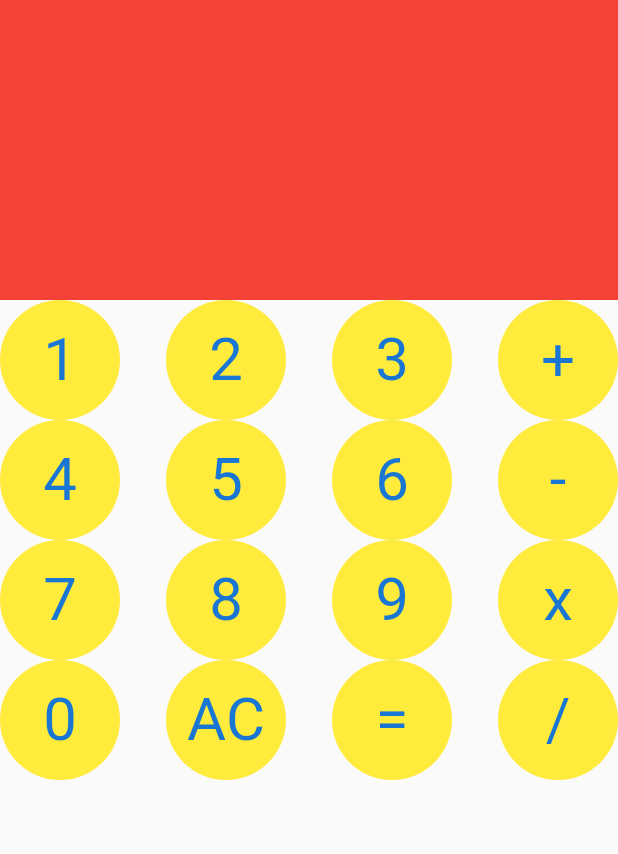
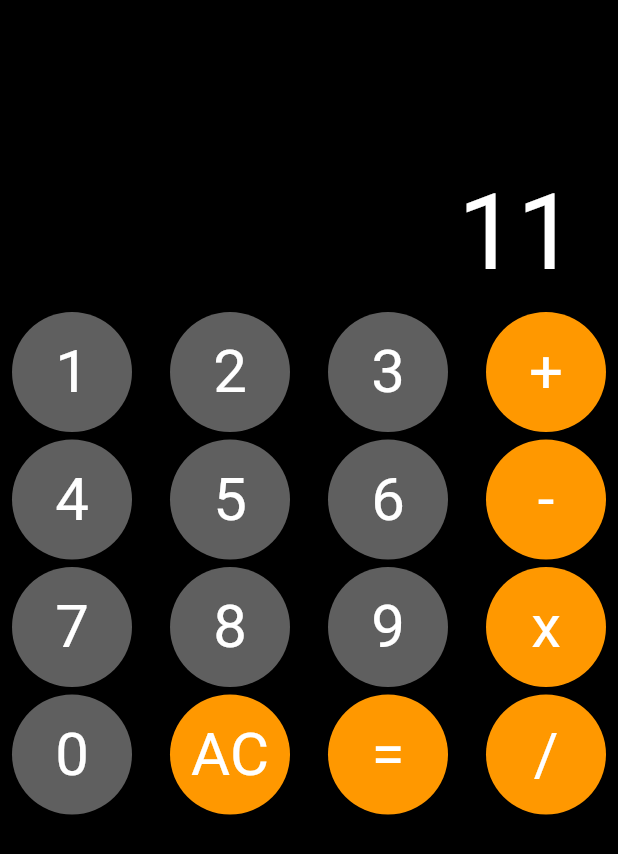
Before and after one commit to RenanMouraDaSilvaBarros/calculateFlutter, a Flutter app: the screen it shows after launch, on a phone screen of 412 x 824 dp. Shown: the top 854 px of the screen. Run offline on Flutter 3.47's test engine with Material 2 defaults, Android fonts, the phone set to English and light mode, and no system bars; missing offline and left inert: dart:ffi.

Commit message:
finish layout

```diff
--- a/lib/componets/digit_button.dart
+++ b/lib/componets/digit_button.dart
@@ -16,8 +16,9 @@ class DigitButton extends StatelessWidget {
       },
       child: CircleAvatar(
         backgroundColor: color,
+
         radius: 40,
-        child: Text(number, style: TextStyle(fontSize: 40)),
+        child: Text(number, style: TextStyle(fontSize: 40, color: Colors.white)),
       ),
     );
   }
--- a/lib/main.dart
+++ b/lib/main.dart
@@ -3,6 +3,7 @@ import 'package:flutter/material.dart';
 
 void main() {
   runApp(MaterialApp(
+
     home:CalculatorScreen()
   ));
 }
--- a/lib/view/calculatorScreen.dart
+++ b/lib/view/calculatorScreen.dart
@@ -1,3 +1,5 @@
+import 'dart:ffi';
+
 import 'package:calculate/componets/digit_button.dart';
 import 'package:calculate/constants/operators.dart';
 import 'package:flutter/material.dart';
@@ -10,6 +12,8 @@ class CalculatorScreen extends StatefulWidget {
 class _CalculatorScreenState extends State<CalculatorScreen> {
   @override
   Widget build(BuildContext context) {
+    const SPACE = SizedBox(height: 5);
+
     Widget _row({List<String> numbers, List<String> operator}) {
       return Row(
         mainAxisAlignment: MainAxisAlignment.spaceBetween,
@@ -20,14 +24,14 @@ class _CalculatorScreenState extends State<CalculatorScreen> {
             print("size: ${numbers.length}");
             return e >= numbers.length
                 ? DigitButton(
-                    color: Colors.yellow,
+                    color: Colors.orange,
                     number: operator[e - numbers.length],
                     onChanged: (value) {
                       print("você digitou : $value");
                     },
                   )
                 : DigitButton(
-                    color: Colors.yellow,
+                    color: Colors.grey.withOpacity(0.6),
                     number: numbers[e],
                     onChanged: (value) {
                       print("você digitou : $value");
@@ -40,17 +44,37 @@ class _CalculatorScreenState extends State<CalculatorScreen> {
 
     return SafeArea(
       child: Scaffold(
-        body: Column(
+        backgroundColor: Colors.black,
+        body: Padding(
+          padding: const EdgeInsets.all(8.0),
+          child: Column(
             children: [
              Container(
-              color: Colors.red,
+               padding: EdgeInsets.only(right: 20),
+              //  color: Colors.red,
+               width: double.infinity,
                height: 200,
+               child: Align(
+                 alignment: AlignmentDirectional(1,0.8),
+                 child: Text(
+                      "11",
+                      textDirection: TextDirection.rtl,
+                      style: TextStyle(
+                        fontSize: 70,
+                        color: Colors.white),
                     ),
+               ),
+             ),
+
               _row(numbers: ['1', '2', '3'], operator: ['+']),
+              SPACE,
               _row(numbers: ['4', '5', '6'], operator: ['-']),
+              SPACE,
               _row(numbers: ['7', '8', '9'], operator: ['x']),
-            _row(numbers: ['0'], operator: ['AC', '=', '/'])
+              SPACE,
+              _row(numbers: ['0'], operator: ['AC', '=', '/']),
             ],
+          ),
         ),
       ),
     );
```
Lines whose indentation alone changed are shown as unchanged.
